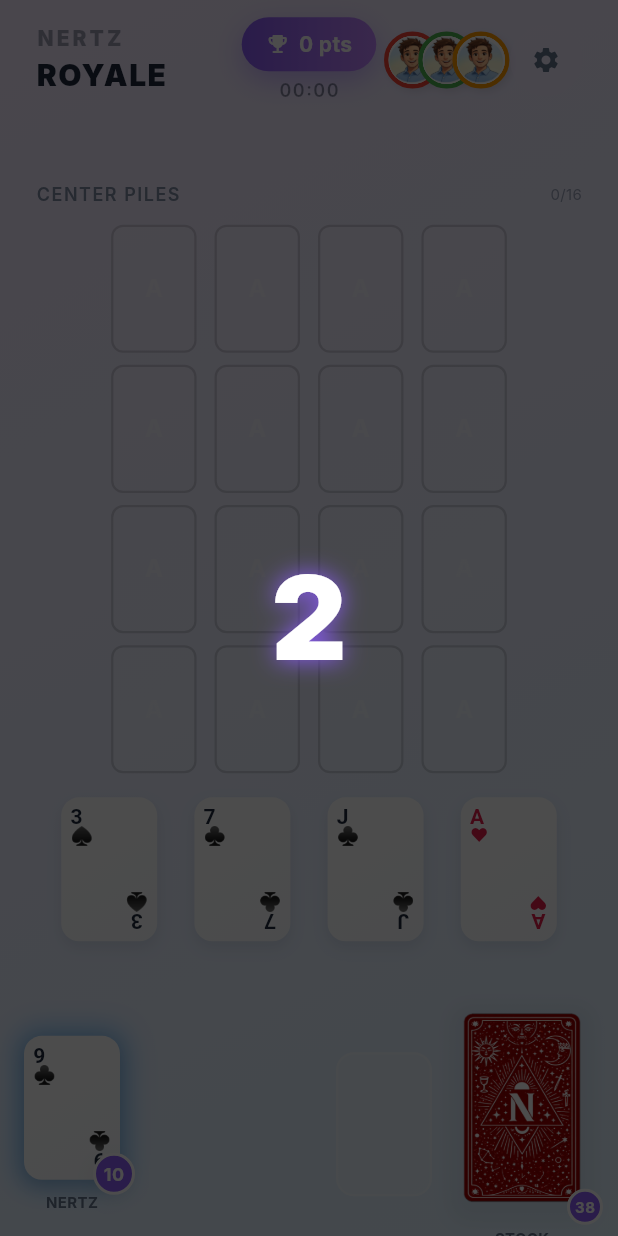
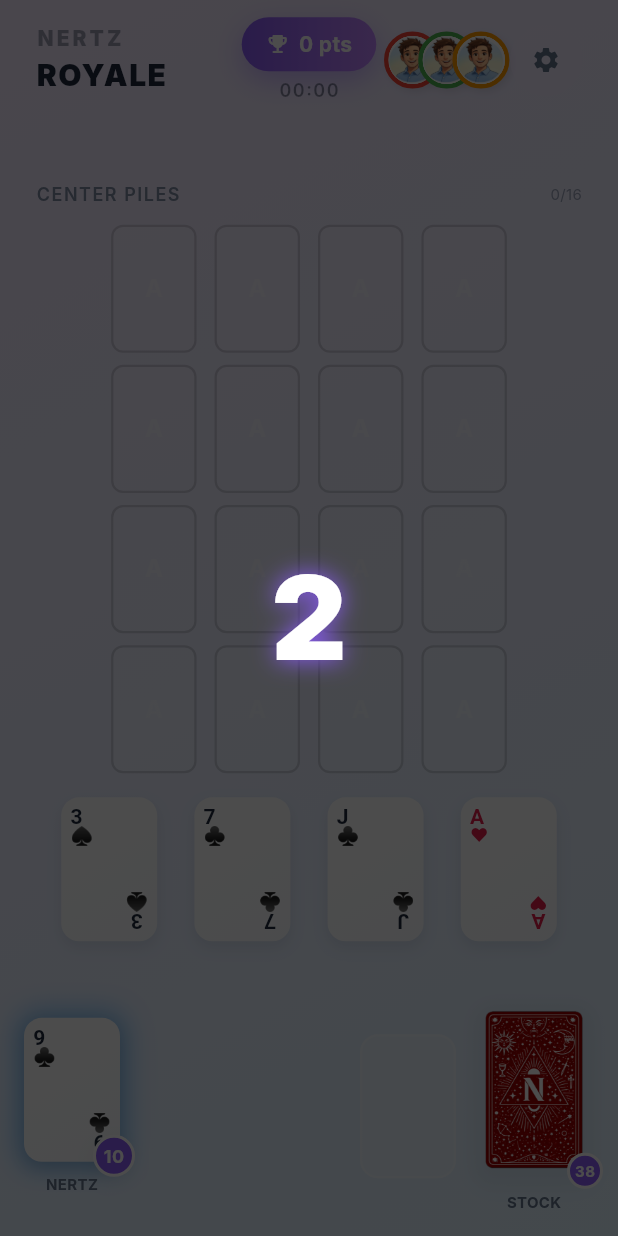
Before and after one commit to alexxtronic/nertzapp, a Flutter app: the screen it shows once a user with an empty profile is signed in, after a tap on "Play Offline", on a phone screen of 412 x 824 dp. Run offline on Flutter 3.47's test engine with Material 3 defaults, Android fonts, the phone set to English and light mode, and no system bars; our stand-ins replace audioplayers, confetti, flutter_image_compress, flutter_riverpod, image_picker, supabase_flutter; accounts and stored records are empty; network calls fail; Roboto replaces fonts that are missing (Inter, SF Pro Rounded).

Commit message:
Resize stock pile card to 1.25x

```diff
--- a/lib/ui/widgets/game_board.dart
+++ b/lib/ui/widgets/game_board.dart
@@ -1039,8 +1039,8 @@ class _GameBoardState extends State<GameBoard> with TickerProviderStateMixin {
                           clipBehavior: Clip.none,
                           children: [
                             Container(
-                              width: GameTheme.cardWidth * 1.5,
-                              height: GameTheme.cardHeight * 1.5,
+                              width: GameTheme.cardWidth * 1.25,
+                              height: GameTheme.cardHeight * 1.25,
                               decoration: BoxDecoration(
                                 borderRadius: BorderRadius.circular(GameTheme.cardRadius),
                                 boxShadow: GameTheme.softShadow,
@@ -1049,8 +1049,8 @@ class _GameBoardState extends State<GameBoard> with TickerProviderStateMixin {
                                 borderRadius: BorderRadius.circular(GameTheme.cardRadius),
                                 child: Image.asset(
                                   'assets/card_back.png',
-                                  width: GameTheme.cardWidth * 1.5,
-                                  height: GameTheme.cardHeight * 1.5,
+                                  width: GameTheme.cardWidth * 1.25,
+                                  height: GameTheme.cardHeight * 1.25,
                                   fit: BoxFit.fill,
                                   errorBuilder: (context, error, stackTrace) {
                                     return Container(
```
